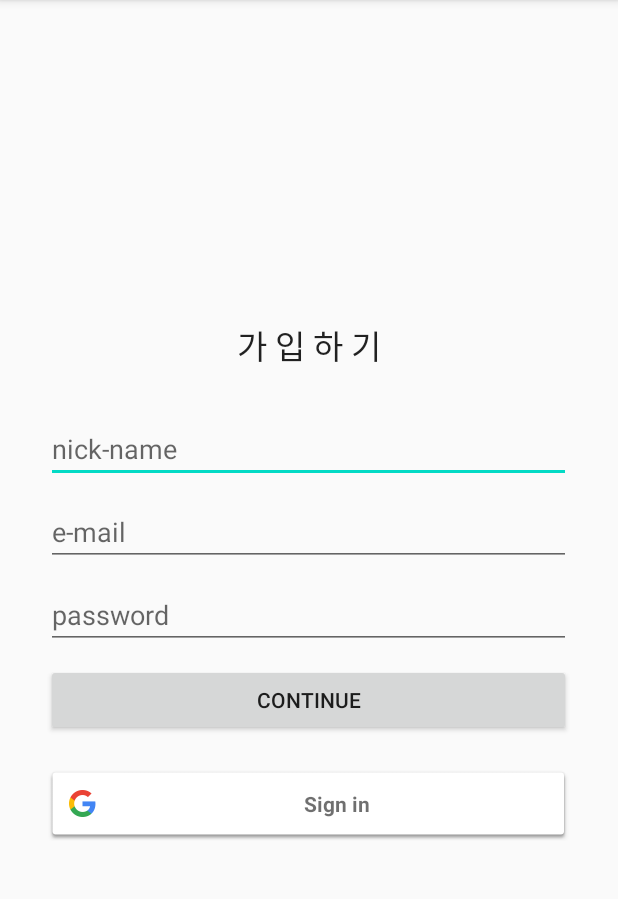
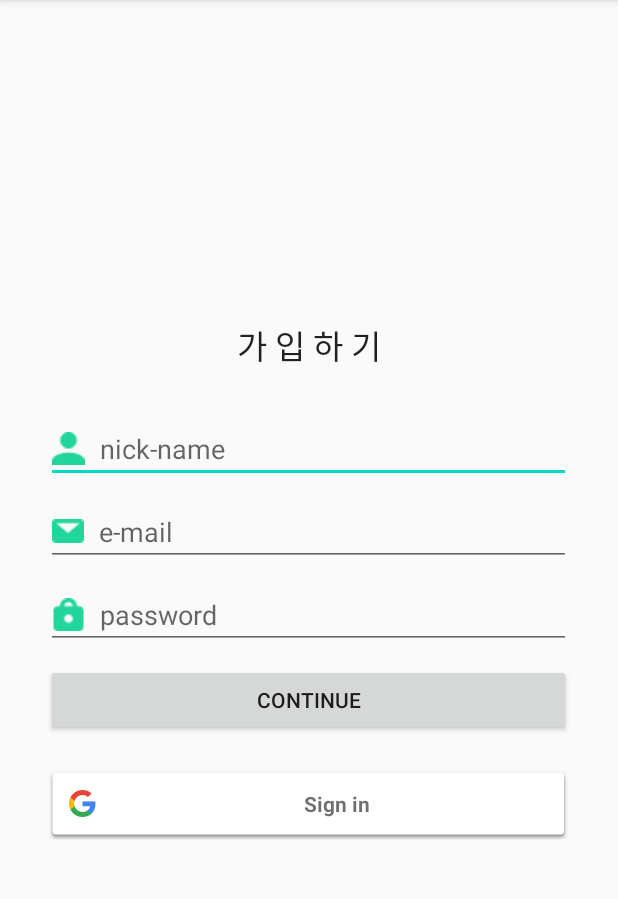
Before and after one commit to minjeongnew/firebase_android_study, an Android app: the LoginActivity screen opened directly, with no data from a screen before it, on a phone screen of 412 x 824 dp, the part 84-983 px from its top. Run offline under Robolectric (Android 15) with nearby library versions, the phone set to English and light mode, and no system bars; our stand-ins replace Firebase (no records; nobody signed in at launch, a user with empty details on screens opened directly).

Commit message:
update login page

```diff
--- a/app/src/main/java/com/newfact/newfacts/LoginActivity.java
+++ b/app/src/main/java/com/newfact/newfacts/LoginActivity.java
@@ -5,9 +5,9 @@ import androidx.appcompat.app.AppCompatActivity;
 
 import android.content.Intent;
 import android.os.Bundle;
-import android.util.Log;
 import android.view.View;
 import android.widget.Button;
+import android.widget.EditText;
 import android.widget.Toast;
 
 import com.google.android.gms.auth.api.signin.GoogleSignIn;
@@ -17,12 +17,9 @@ import com.google.android.gms.auth.api.signin.GoogleSignInOptions;
 import com.google.android.gms.common.ConnectionResult;
 import com.google.android.gms.common.SignInButton;
 import com.google.android.gms.common.api.ApiException;
-import com.google.android.gms.common.api.GoogleApi;
 import com.google.android.gms.common.api.GoogleApiClient;
-import com.google.android.gms.common.internal.GoogleApiAvailabilityCache;
 import com.google.android.gms.tasks.OnCompleteListener;
 import com.google.android.gms.tasks.Task;
-import com.google.android.material.snackbar.Snackbar;
 import com.google.firebase.auth.AuthCredential;
 import com.google.firebase.auth.AuthResult;
 import com.google.firebase.auth.FirebaseAuth;
@@ -36,12 +33,29 @@ public class LoginActivity extends AppCompatActivity implements GoogleApiClient.
     private GoogleSignInClient mGoogleSignInClient;
     // private ActivityGoogleBinding mBinding;
 
+    EditText nickname_editText;
+    EditText email_editText;
+    EditText password_editText;
+    Button email_signIn_button;
 
     @Override
     protected void onCreate(Bundle savedInstanceState) {
         super.onCreate(savedInstanceState);
         setContentView(R.layout.activity_login);
         mAuth = FirebaseAuth.getInstance();
+
+        nickname_editText = (EditText)findViewById(R.id.editTextNickNname);
+        email_editText = (EditText)findViewById(R.id.editTextTextEmailAddress);
+        password_editText = (EditText)findViewById(R.id.editTextTextPassword);
+        email_signIn_button = (Button)findViewById(R.id.buttonEmailSignIn);
+
+        // 이메일로 가입하기
+        email_signIn_button.setOnClickListener(new View.OnClickListener() {
+            @Override
+            public void onClick(View v) {
+                createUser(email_editText.getText().toString(), password_editText.getText().toString());
+            }
+        });
 
         // Configure Google Sign In
         GoogleSignInOptions gso = new GoogleSignInOptions.Builder(GoogleSignInOptions.DEFAULT_SIGN_IN)
@@ -59,6 +73,24 @@ public class LoginActivity extends AppCompatActivity implements GoogleApiClient.
                 Intent signInIntent = mGoogleSignInClient.getSignInIntent();
                 startActivityForResult(signInIntent, RC_SIGN_IN);
 
+            }
+        });
+    }
+
+    private void createUser(String email, String password){
+        mAuth.createUserWithEmailAndPassword(email, password).addOnCompleteListener(this, new OnCompleteListener<AuthResult>() {
+            @Override
+            public void onComplete(@NonNull Task<AuthResult> task) {
+                if(task.isSuccessful()){
+                    // Sign in success, update UI
+                    //
+                    // 토스트 성공 문구 띄워주기
+                    Toast.makeText(getApplicationContext(), "가입을 축하합니다", Toast.LENGTH_SHORT).show();
+                }
+                else{
+                    Toast.makeText(getApplicationContext(), "다시 시도해주세요", Toast.LENGTH_SHORT).show();
+
+                }
             }
         });
     }
--- a/app/src/main/res/layout/activity_login.xml
+++ b/app/src/main/res/layout/activity_login.xml
@@ -22,20 +22,23 @@
         android:layout_centerInParent="true"
         android:gravity="center"
         android:orientation="vertical">
+
         <EditText
-            android:id="@+id/nick_name"
-
+            android:id="@+id/editTextNickNname"
             android:layout_width="350dp"
             android:layout_height="wrap_content"
+            android:layout_above="@+id/editTextTextEmailAddress"
             android:layout_centerHorizontal="true"
-            android:layout_above="@+id/editTextTextEmailAddress"
+            android:drawableLeft="@drawable/icon"
+            android:drawablePadding="10dp"
             android:ems="10"
             android:hint="nick-name"
-            android:inputType="textEmailAddress" />
+            android:inputType="text" />
 
         <EditText
             android:id="@+id/editTextTextEmailAddress"
-
+            android:drawableLeft="@drawable/mail"
+            android:drawablePadding="10dp"
             android:layout_marginTop="10dp"
             android:layout_width="350dp"
             android:layout_height="wrap_content"
@@ -47,7 +50,8 @@
 
         <EditText
             android:id="@+id/editTextTextPassword"
-
+            android:drawableLeft="@drawable/lock"
+            android:drawablePadding="10dp"
             android:layout_marginTop="10dp"
             android:layout_width="350dp"
             android:layout_height="wrap_content"
@@ -57,7 +61,7 @@
             android:inputType="textPassword" />
 
         <Button
-            android:id="@+id/button"
+            android:id="@+id/buttonEmailSignIn"
             android:layout_marginTop="10dp"
             android:layout_width="350dp"
             android:layout_height="wrap_content"
```
Also changed, not shown: app/src/main/res/layout/activity_main.xml (+9 -3 lines), app/src/main/res/drawable/icon.png (added), app/src/main/res/drawable/lock.png (added), app/src/main/res/drawable/mail.png (added), app/src/main/res/drawable/start_page.png (added).
